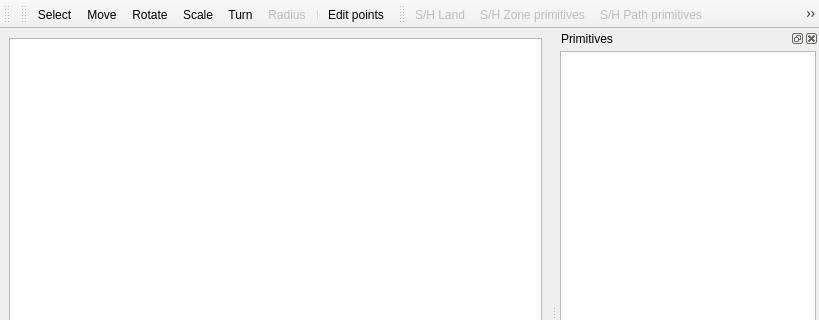
Old version of the form code/nel/tools/3d/object_viewer_qt/src/plugins/world_editor/world_editor_window.ui in the repository ryzom/ryzomcore; both pictures show x 0 to 819 and y 0 to 320 of the 819 by 600 pixel window.
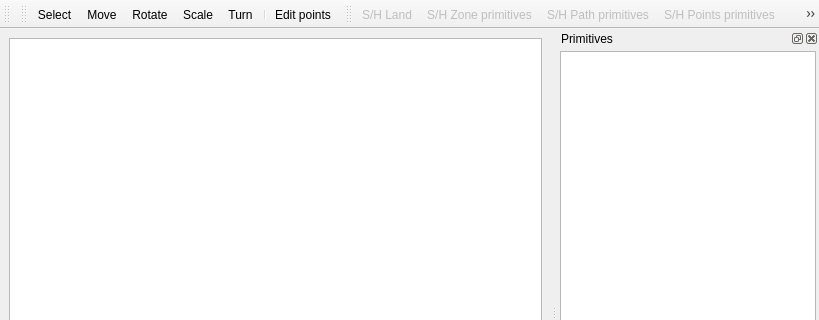
New version of the form. Icons and pictures are not drawn. Custom widgets are drawn as their Qt base class.

Diff of the .ui file:
```diff
--- a/code/nel/tools/3d/object_viewer_qt/src/plugins/world_editor/world_editor_window.ui
+++ b/code/nel/tools/3d/object_viewer_qt/src/plugins/world_editor/world_editor_window.ui
@@ -72,7 +72,6 @@
    <addaction name="rotateAction"/>
    <addaction name="scaleAction"/>
    <addaction name="turnAction"/>
-   <addaction name="radiusAction"/>
    <addaction name="separator"/>
    <addaction name="pointsAction"/>
   </widget>
@@ -316,17 +315,6 @@
     <string>Turn</string>
    </property>
   </action>
-  <action name="radiusAction">
-   <property name="checkable">
-    <bool>true</bool>
-   </property>
-   <property name="enabled">
-    <bool>false</bool>
-   </property>
-   <property name="text">
-    <string>Radius</string>
-   </property>
-  </action>
   <action name="pointsAction">
    <property name="checkable">
     <bool>true</bool>
```
Left out of the diff: 3 changed lines with no effect on the pictures.
